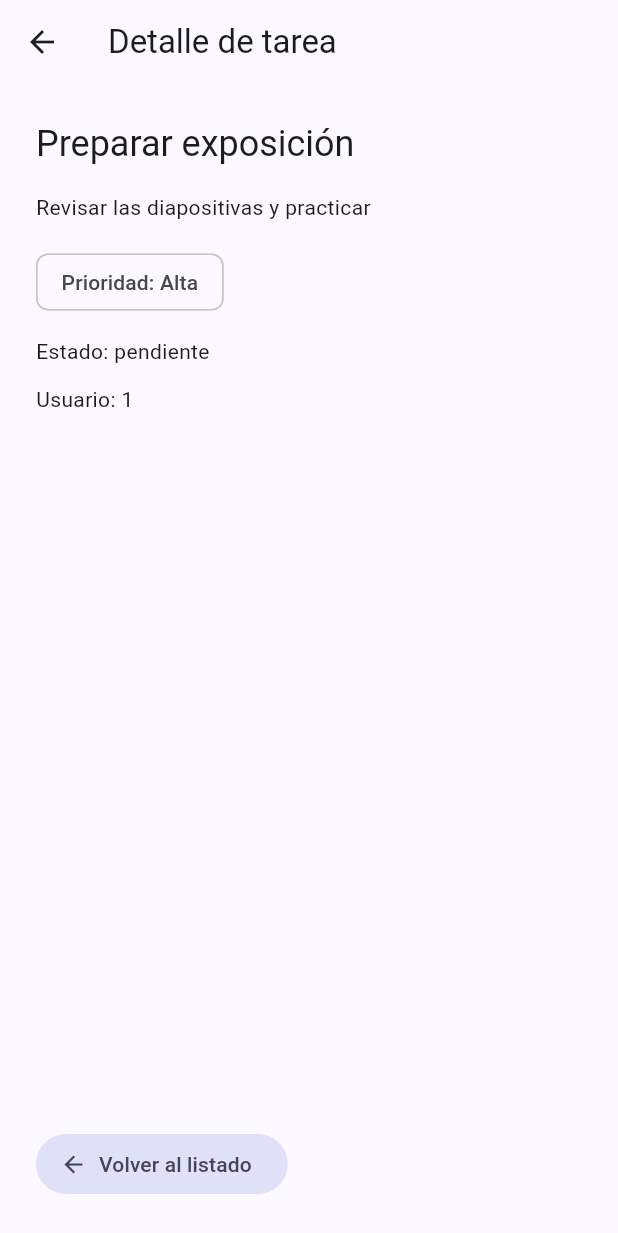
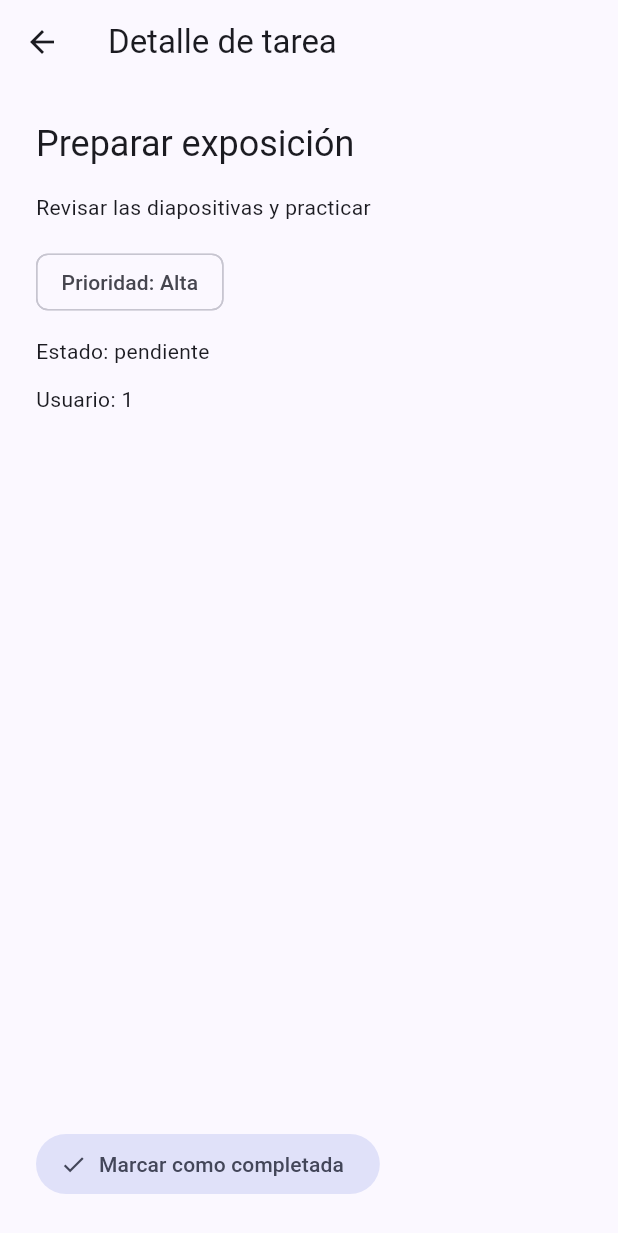
Before and after one commit to ByMarNiet11/taskflow, a Flutter app: the screen it shows after launch, after a tap on "Preparar exposición", on a phone screen of 412 x 824 dp. Shown: the top 1233 px of the screen. Run offline on Flutter 3.47's test engine with Material 3 defaults, Android fonts, the phone set to English and light mode, and no system bars; our stand-ins replace go_router.

Commit message:
refactor: organizar tareas con MVVM y Provider

```diff
--- /dev/null
+++ b/lib/app/taskflow_app.dart
@@ -0,0 +1,33 @@
+import 'package:flutter/material.dart';
+import 'package:go_router/go_router.dart';
+
+import '../core/app_theme.dart';
+import '../features/tasks/presentation/task_detail_screen.dart';
+import '../features/tasks/presentation/task_list_screen.dart';
+
+final appRouter = GoRouter(
+  routes: [
+    GoRoute(path: '/', builder: (context, state) => const TaskListScreen()),
+    GoRoute(
+      path: '/task/:id',
+      builder: (context, state) {
+        final taskId = int.tryParse(state.pathParameters['id'] ?? '');
+        return TaskDetailScreen(taskId: taskId);
+      },
+    ),
+  ],
+);
+
+class TaskFlowApp extends StatelessWidget {
+  const TaskFlowApp({super.key});
+
+  @override
+  Widget build(BuildContext context) {
+    return MaterialApp.router(
+      debugShowCheckedModeBanner: false,
+      title: 'TaskFlow',
+      theme: AppTheme.light,
+      routerConfig: appRouter,
+    );
+  }
+}
--- /dev/null
+++ b/lib/core/app_theme.dart
@@ -0,0 +1,10 @@
+import 'package:flutter/material.dart';
+
+class AppTheme {
+  static ThemeData get light {
+    return ThemeData(
+      colorScheme: ColorScheme.fromSeed(seedColor: Colors.indigo),
+      useMaterial3: true,
+    );
+  }
+}
--- /dev/null
+++ b/lib/features/tasks/data/task_repository.dart
@@ -0,0 +1,7 @@
+import '../domain/task.dart';
+
+abstract class TaskRepository {
+  List<Task> getTasks();
+
+  void save(Task task);
+}
--- a/lib/task.dart
+++ b/lib/features/tasks/domain/task.dart
@@ -25,4 +25,22 @@ class Task {
       userId: json['userId'] as int,
     );
   }
+
+  Task copyWith({
+    int? id,
+    String? title,
+    String? description,
+    String? priority,
+    bool? isCompleted,
+    int? userId,
+  }) {
+    return Task(
+      id: id ?? this.id,
+      title: title ?? this.title,
+      description: description ?? this.description,
+      priority: priority ?? this.priority,
+      isCompleted: isCompleted ?? this.isCompleted,
+      userId: userId ?? this.userId,
+    );
+  }
 }
--- /dev/null
+++ b/lib/features/tasks/presentation/task_detail_screen.dart
@@ -0,0 +1,56 @@
+import 'package:flutter/material.dart';
+import 'package:provider/provider.dart';
+
+import 'tasks_view_model.dart';
+
+class TaskDetailScreen extends StatelessWidget {
+  const TaskDetailScreen({super.key, required this.taskId});
+
+  final int? taskId;
+
+  @override
+  Widget build(BuildContext context) {
+    final viewModel = context.watch<TasksViewModel>();
+    final task = viewModel.findTask(taskId);
+
+    if (task == null) {
+      return Scaffold(
+        appBar: AppBar(title: const Text('Detalle de tarea')),
+        body: const Center(child: Text('No se encontró la tarea solicitada.')),
+      );
+    }
+
+    return Scaffold(
+      appBar: AppBar(title: const Text('Detalle de tarea')),
+      body: Padding(
+        padding: const EdgeInsets.all(24),
+        child: Column(
+          crossAxisAlignment: CrossAxisAlignment.start,
+          children: [
+            Text(task.title, style: Theme.of(context).textTheme.headlineSmall),
+            const SizedBox(height: 16),
+            Text(task.description),
+            const SizedBox(height: 16),
+            Chip(label: Text('Prioridad: ${task.priority}')),
+            const SizedBox(height: 12),
+            Text(task.isCompleted ? 'Estado: completada' : 'Estado: pendiente'),
+            const SizedBox(height: 12),
+            Text('Usuario: ${task.userId}'),
+            const Spacer(),
+            FilledButton.tonalIcon(
+              onPressed: () {
+                context.read<TasksViewModel>().toggleCompleted(task.id);
+              },
+              icon: Icon(task.isCompleted ? Icons.undo : Icons.check),
+              label: Text(
+                task.isCompleted
+                    ? 'Marcar como pendiente'
+                    : 'Marcar como completada',
+              ),
+            ),
+          ],
+        ),
+      ),
+    );
+  }
+}
--- /dev/null
+++ b/lib/features/tasks/presentation/task_list_screen.dart
@@ -0,0 +1,54 @@
+import 'package:flutter/material.dart';
+import 'package:go_router/go_router.dart';
+import 'package:provider/provider.dart';
+
+import '../domain/task.dart';
+import 'tasks_view_model.dart';
+
+class TaskListScreen extends StatelessWidget {
+  const TaskListScreen({super.key});
+
+  @override
+  Widget build(BuildContext context) {
+    final viewModel = context.watch<TasksViewModel>();
+
+    return Scaffold(
+      appBar: AppBar(title: const Text('Mis tareas')),
+      body: ListView.builder(
+        padding: const EdgeInsets.all(16),
+        itemCount: viewModel.tasks.length,
+        itemBuilder: (context, index) {
+          final task = viewModel.tasks[index];
+
+          return TaskCard(
+            task: task,
+            onTap: () => context.push('/task/${task.id}'),
+          );
+        },
+      ),
+    );
+  }
+}
+
+class TaskCard extends StatelessWidget {
+  const TaskCard({super.key, required this.task, this.onTap});
+
+  final Task task;
+  final VoidCallback? onTap;
+
+  @override
+  Widget build(BuildContext context) {
+    return Card(
+      child: ListTile(
+        onTap: onTap,
+        leading: Icon(
+          task.isCompleted ? Icons.check_circle : Icons.radio_button_unchecked,
+          color: task.isCompleted ? Colors.green : null,
+        ),
+        title: Text(task.title),
+        subtitle: Text('${task.priority} · ${task.description}'),
+        trailing: const Icon(Icons.chevron_right),
+      ),
+    );
+  }
+}
--- /dev/null
+++ b/lib/features/tasks/presentation/tasks_view_model.dart
@@ -0,0 +1,34 @@
+import 'package:flutter/foundation.dart';
+
+import '../data/task_repository.dart';
+import '../domain/task.dart';
+
+class TasksViewModel extends ChangeNotifier {
+  TasksViewModel(TaskRepository repository)
+    : _repository = repository,
+      _tasks = repository.getTasks();
+
+  final TaskRepository _repository;
+  List<Task> _tasks;
+
+  List<Task> get tasks => List.unmodifiable(_tasks);
+
+  Task? findTask(int? id) {
+    if (id == null) return null;
+
+    for (final task in _tasks) {
+      if (task.id == id) return task;
+    }
+
+    return null;
+  }
+
+  void toggleCompleted(int id) {
+    final current = findTask(id);
+    if (current == null) return;
+
+    _repository.save(current.copyWith(isCompleted: !current.isCompleted));
+    _tasks = _repository.getTasks();
+    notifyListeners();
+  }
+}
--- a/lib/main.dart
+++ b/lib/main.dart
@@ -1,182 +1,15 @@
 import 'package:flutter/material.dart';
-import 'package:go_router/go_router.dart';
+import 'package:provider/provider.dart';
 
-import 'task.dart';
+import 'app/taskflow_app.dart';
+import 'features/tasks/data/local_task_repository.dart';
+import 'features/tasks/presentation/tasks_view_model.dart';
 
 void main() {
-  runApp(const TaskFlowApp());
+  runApp(
+    ChangeNotifierProvider(
+      create: (_) => TasksViewModel(LocalTaskRepository()),
+      child: const TaskFlowApp(),
+    ),
+  );
 }
-
-class TaskFlowApp extends StatelessWidget {
-  const TaskFlowApp({super.key});
-
-  @override
-  Widget build(BuildContext context) {
-    return MaterialApp.router(
-      debugShowCheckedModeBanner: false,
-      title: 'TaskFlow',
-      theme: ThemeData(
-        colorScheme: ColorScheme.fromSeed(seedColor: Colors.indigo),
-        useMaterial3: true,
-      ),
-      routerConfig: appRouter,
-    );
-  }
-}
-
-const demoTasks = <Task>[
-  Task(
-    id: 1,
-    title: 'Preparar exposición',
-    description: 'Revisar las diapositivas y practicar',
-    priority: 'Alta',
-    isCompleted: false,
-    userId: 1,
-  ),
-  Task(
-    id: 2,
-    title: 'Revisar apuntes de clase',
-    description: 'Organizar los temas vistos esta semana',
-    priority: 'Alta',
-    isCompleted: false,
-    userId: 1,
-  ),
-  Task(
-    id: 3,
-    title: 'Revisar navegación de TaskFlow',
-    description: 'Comprobar que el detalle abra la tarea correcta',
-    priority: 'Baja',
-    isCompleted: true,
-    userId: 1,
-  ),
-  Task(
-    id: 4,
-    title: 'Organizar entregas de la semana',
-    description: 'Ordenar pendientes por fecha y prioridad',
-    priority: 'Alta',
-    isCompleted: false,
-    userId: 1,
-  ),
-  Task(
-    id: 5,
-    title: 'Avanzar proyecto académico',
-    description: 'Revisar requisitos y completar el siguiente avance',
-    priority: 'Media',
-    isCompleted: false,
-    userId: 1,
-  ),
-];
-
-Task? findTask(int id) {
-  for (final task in demoTasks) {
-    if (task.id == id) {
-      return task;
-    }
-  }
-
-  return null;
-}
-
-final appRouter = GoRouter(
-  routes: [
-    GoRoute(path: '/', builder: (context, state) => const TaskListScreen()),
-    GoRoute(
-      path: '/task/:id',
-      builder: (context, state) {
-        final taskId = int.parse(state.pathParameters['id']!);
-        return TaskDetailScreen(taskId: taskId);
-      },
-    ),
-  ],
-);
-
-class TaskCard extends StatelessWidget {
-  const TaskCard({super.key, required this.task, this.onTap});
-
-  final Task task;
-  final VoidCallback? onTap;
-
-  @override
-  Widget build(BuildContext context) {
-    return Card(
-      child: ListTile(
-        onTap: onTap,
-        leading: Icon(
-          task.isCompleted ? Icons.check_circle : Icons.radio_button_unchecked,
-          color: task.isCompleted ? Colors.green : null,
-        ),
-        title: Text(task.title),
-        subtitle: Text('${task.priority} · ${task.description}'),
-        trailing: const Icon(Icons.chevron_right),
-      ),
-    );
-  }
-}
-
-class TaskListScreen extends StatelessWidget {
-  const TaskListScreen({super.key});
-
-  @override
-  Widget build(BuildContext context) {
-    return Scaffold(
-      appBar: AppBar(title: const Text('Mis tareas')),
-      body: ListView.builder(
-        padding: const EdgeInsets.all(16),
-        itemCount: demoTasks.length,
-        itemBuilder: (context, index) {
-          final task = demoTasks[index];
-
-          return TaskCard(
-            task: task,
-            onTap: () => context.push('/task/${task.id}'),
-          );
-        },
-      ),
-    );
-  }
-}
-
-class TaskDetailScreen extends StatelessWidget {
-  const TaskDetailScreen({super.key, required this.taskId});
-
-  final int taskId;
-
-  @override
-  Widget build(BuildContext context) {
-    final task = findTask(taskId);
-
-    if (task == null) {
-      return Scaffold(
-        appBar: AppBar(title: const Text('Detalle de tarea')),
-        body: const Center(child: Text('No se encontró esa tarea.')),
-      );
-    }
-
-    return Scaffold(
-      appBar: AppBar(title: const Text('Detalle de tarea')),
-      body: Padding(
-        padding: const EdgeInsets.all(24),
-        child: Column(
-          crossAxisAlignment: CrossAxisAlignment.start,
-          children: [
-            Text(task.title, style: Theme.of(context).textTheme.headlineSmall),
-            const SizedBox(height: 16),
-            Text(task.description),
-            const SizedBox(height: 16),
-            Chip(label: Text('Prioridad: ${task.priority}')),
-            const SizedBox(height: 12),
-            Text(task.isCompleted ? 'Estado: completada' : 'Estado: pendiente'),
-            const SizedBox(height: 12),
-            Text('Usuario: ${task.userId}'),
-            const Spacer(),
-            FilledButton.tonalIcon(
-              onPressed: () => context.pop(),
-              icon: const Icon(Icons.arrow_back),
-              label: const Text('Volver al listado'),
-            ),
-          ],
-        ),
-      ),
-    );
-  }
-}
--- a/pubspec.yaml
+++ b/pubspec.yaml
@@ -35,6 +35,7 @@ dependencies:
   # Use with the CupertinoIcons class for iOS style icons.
   cupertino_icons: ^1.0.8
   go_router: ^18.1.3
+  provider: ^6.1.5+1
 
 dev_dependencies:
   flutter_test:
```
Also changed, not shown: lib/features/tasks/data/local_task_repository.dart (added, +58 -0 lines), pubspec.lock, 1 other file.
